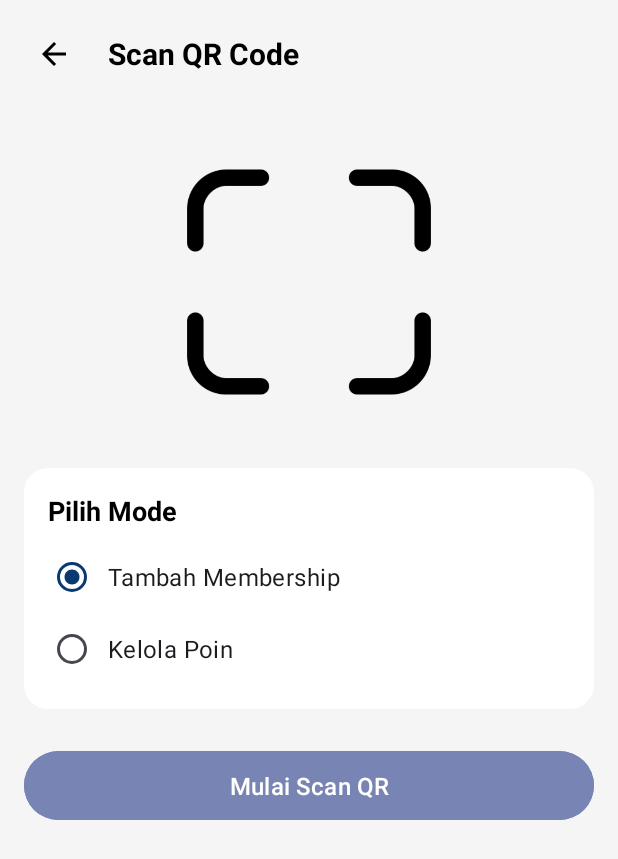
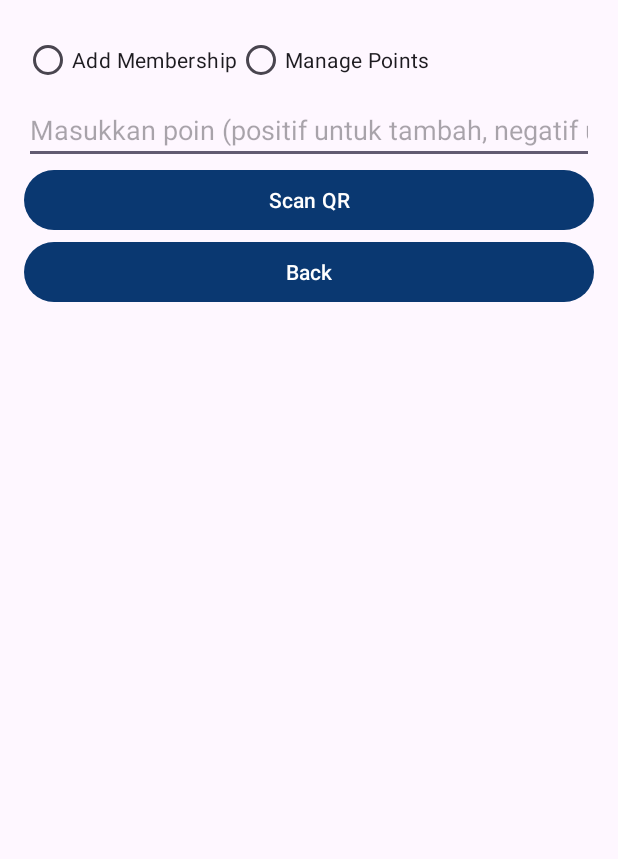
Before and after one commit to reeves63/VirtualMembership_MobileApp, an Android app: the ScanQRActivity screen opened directly, with no data from a screen before it, on a phone screen of 412 x 824 dp. Shown: the top 859 px of the screen. Run offline under Robolectric (Android 15) with nearby library versions, the phone set to English and light mode, and no system bars; our stand-ins replace Firebase (no records; nobody signed in at launch, a user with empty details on screens opened directly); 1 statement that could not run was skipped.

Commit message:
Wira Poin

```diff
--- a/app/build.gradle.kts
+++ b/app/build.gradle.kts
@@ -56,6 +56,7 @@ dependencies {
     kapt(libs.glideCompiler)
     implementation("androidx.navigation:navigation-fragment-ktx:2.3.5")
     implementation("androidx.navigation:navigation-ui-ktx:2.3.5")
+    implementation("com.google.android.material:material:1.3.0")
     implementation(platform("com.google.firebase:firebase-bom:33.5.1"))
     implementation("com.google.firebase:firebase-analytics")
     implementation ("com.google.zxing:core:3.4.1")
--- a/app/src/main/java/com/example/uts_pagisore/ScanQRActivity.kt
+++ b/app/src/main/java/com/example/uts_pagisore/ScanQRActivity.kt
@@ -66,10 +66,22 @@ class ScanQRActivity : AppCompatActivity() {
         if (result != null) {
             if (result.contents != null) {
                 val scannedUserId = result.contents // Data dari QR Code
+                val pointsInput = binding.editTextPoints.text.toString()
 
-                when (scanMode) {
-                    "ADD_MEMBERSHIP" -> addMembership(scannedUserId)
-                    "MANAGE_POINTS" -> managePoints(scannedUserId, 100) // Contoh: Tambah 100 poin
+                // Pastikan input poin valid
+                val pointsDelta = pointsInput.toIntOrNull()
+
+                if (pointsDelta != null) {
+                    // Jika valid, lanjutkan dengan sesuai mode
+                    when (scanMode) {
+                        "ADD_MEMBERSHIP" -> addMembership(scannedUserId)
+                        "MANAGE_POINTS" -> managePoints(scannedUserId, pointsDelta) // Gunakan pointsDelta dari input
+                    }
+                    binding.textError.visibility = android.view.View.GONE // Sembunyikan pesan error jika input valid
+                } else {
+                    // Jika input tidak valid, tampilkan pesan error
+                    binding.textError.text = "Input poin tidak valid"
+                    binding.textError.visibility = android.view.View.VISIBLE
                 }
             } else {
                 Toast.makeText(this, "Scan cancelled.", Toast.LENGTH_SHORT).show()
@@ -105,29 +117,6 @@ class ScanQRActivity : AppCompatActivity() {
         }
     }
 
-    private fun addShopToUserMembership(userId: String) {
-        val userRef = db.collection("users").document(userId)
-
-        userRef.get()
-            .addOnSuccessListener { document ->
-                if (document.exists()) {
-                    val memberships = document.get("membershipShops") as? ArrayList<String> ?: arrayListOf()
-                    if (!memberships.contains(shopId)) {
-                        memberships.add(shopId!!)
-                        userRef.update("membershipShops", memberships)
-                    }
-                } else {
-                    val newUserData = hashMapOf(
-                        "membershipShops" to listOf(shopId)
-                    )
-                    userRef.set(newUserData)
-                }
-            }
-            .addOnFailureListener {
-                Toast.makeText(this, "Gagal menambahkan toko ke user.", Toast.LENGTH_SHORT).show()
-            }
-    }
-
     private fun managePoints(userId: String, pointsDelta: Int) {
         val membershipRef = db.collection("shops").document(shopId!!).collection("memberships").document(userId)
 
--- a/app/src/main/res/layout/activity_scan_qr.xml
+++ b/app/src/main/res/layout/activity_scan_qr.xml
@@ -1,101 +1,56 @@
-<?xml version="1.0" encoding="utf-8"?>
-<LinearLayout
-    xmlns:android="http://schemas.android.com/apk/res/android"
+<LinearLayout xmlns:android="http://schemas.android.com/apk/res/android"
     android:layout_width="match_parent"
     android:layout_height="match_parent"
     android:orientation="vertical"
-    android:padding="16dp"
-    android:background="#F5F5F5">
+    android:padding="16dp">
 
-    <!-- Header dengan Tombol Back -->
-    <LinearLayout
+    <!-- Radio Buttons for Scan Mode -->
+    <RadioGroup
         android:layout_width="match_parent"
         android:layout_height="wrap_content"
-        android:orientation="horizontal"
-        android:gravity="center_vertical">
+        android:orientation="horizontal">
 
-        <ImageButton
-            android:id="@+id/buttonBack"
-            android:layout_width="40dp"
-            android:layout_height="40dp"
-            android:background="?attr/selectableItemBackgroundBorderless"
-            android:src="@drawable/ic_back_arrow"
-            android:contentDescription="Back" />
-
-        <TextView
-            android:id="@+id/scanTitle"
+        <RadioButton
+            android:id="@+id/radioAddMembership"
             android:layout_width="wrap_content"
             android:layout_height="wrap_content"
-            android:layout_marginStart="16dp"
-            android:text="Scan QR Code"
-            android:textSize="20sp"
-            android:textStyle="bold"
-            android:textColor="#000000" />
-    </LinearLayout>
+            android:text="Add Membership" />
 
-    <!-- Gambar Ilustrasi -->
-    <ImageView
-        android:id="@+id/qrScannerIllustration"
-        android:layout_width="200dp"
-        android:layout_height="200dp"
-        android:layout_gravity="center"
-        android:layout_marginTop="32dp"
-        android:src="@drawable/qr_scanner_icon"
-        android:contentDescription="QR Scanner Illustration" />
+        <RadioButton
+            android:id="@+id/radioManagePoints"
+            android:layout_width="wrap_content"
+            android:layout_height="wrap_content"
+            android:text="Manage Points" />
+    </RadioGroup>
 
-
-    <!-- Pilihan Mode -->
-    <LinearLayout
+    <!-- Input for Points -->
+    <EditText
+        android:id="@+id/editTextPoints"
         android:layout_width="match_parent"
         android:layout_height="wrap_content"
-        android:orientation="vertical"
-        android:layout_marginTop="24dp"
-        android:background="@drawable/rounded_background"
-        android:padding="16dp">
+        android:hint="Masukkan poin (positif untuk tambah, negatif untuk kurangi)"
+        android:inputType="numberSigned" /> <!-- Input hanya untuk angka dan tanda negatif -->
 
-        <TextView
-            android:layout_width="match_parent"
-            android:layout_height="wrap_content"
-            android:text="Pilih Mode"
-            android:textSize="18sp"
-            android:textStyle="bold"
-            android:textColor="#000000"
-            android:layout_marginBottom="8dp" />
+    <!-- Message Error Text -->
+    <TextView
+        android:id="@+id/textError"
+        android:layout_width="match_parent"
+        android:layout_height="wrap_content"
+        android:text=""
+        android:textColor="@android:color/holo_red_dark"
+        android:visibility="gone"/>
 
-        <RadioGroup
-            android:layout_width="match_parent"
-            android:layout_height="wrap_content"
-            android:orientation="vertical">
-
-            <RadioButton
-                android:id="@+id/radioAddMembership"
-                android:layout_width="wrap_content"
-                android:layout_height="wrap_content"
-                android:text="Tambah Membership"
-                android:textSize="16sp"
-                android:padding="8dp"
-                android:checked="true" />
-
-            <RadioButton
-                android:id="@+id/radioManagePoints"
-                android:layout_width="wrap_content"
-                android:layout_height="wrap_content"
-                android:text="Kelola Poin"
-                android:textSize="16sp"
-                android:padding="8dp" />
-        </RadioGroup>
-    </LinearLayout>
-
-    <!-- Tombol Scan QR -->
+    <!-- Scan QR Button -->
     <Button
         android:id="@+id/buttonScanQr"
         android:layout_width="match_parent"
         android:layout_height="wrap_content"
-        android:text="Mulai Scan QR"
-        android:layout_marginTop="24dp"
-        android:backgroundTint="#7884B3"
-        android:textColor="@android:color/white"
-        android:textSize="16sp"
-        android:padding="12dp"
-        android:layout_gravity="center" />
+        android:text="Scan QR" />
+
+    <!-- Back Button -->
+    <Button
+        android:id="@+id/buttonBack"
+        android:layout_width="match_parent"
+        android:layout_height="wrap_content"
+        android:text="Back" />
 </LinearLayout>
--- a/app/src/main/res/mipmap-anydpi-v26/ic_launcher.xml
+++ b/app/src/main/res/mipmap-anydpi-v26/ic_launcher.xml
@@ -1,6 +1,6 @@
 <?xml version="1.0" encoding="utf-8"?>
 <adaptive-icon xmlns:android="http://schemas.android.com/apk/res/android">
-    <background android:drawable="@drawable/ic_launcher_background" />
-    <foreground android:drawable="@drawable/ic_launcher_foreground" />
-    <monochrome android:drawable="@drawable/ic_launcher_foreground" />
+    <background android:drawable="@drawable/bird_icon" />
+    <foreground android:drawable="@drawable/bird_icon" />
+    <monochrome android:drawable="@drawable/bird_icon" />
 </adaptive-icon>
--- a/app/src/main/res/mipmap-anydpi-v26/ic_launcher_round.xml
+++ b/app/src/main/res/mipmap-anydpi-v26/ic_launcher_round.xml
@@ -1,6 +1,6 @@
 <?xml version="1.0" encoding="utf-8"?>
 <adaptive-icon xmlns:android="http://schemas.android.com/apk/res/android">
-    <background android:drawable="@drawable/ic_launcher_background" />
-    <foreground android:drawable="@drawable/ic_launcher_foreground" />
-    <monochrome android:drawable="@drawable/ic_launcher_foreground" />
+    <background android:drawable="@drawable/bird_icon" />
+    <foreground android:drawable="@drawable/bird_icon" />
+    <monochrome android:drawable="@drawable/bird_icon" />
 </adaptive-icon>
```
Also changed, not shown: app/src/main/java/com/example/uts_pagisore/ManagePointsFragment.kt (added, +66 -0 lines), app/src/main/res/layout/fragment_manage_points.xml (added, +30 -0 lines), app/src/main/res/navigation/nav_graph.xml (+8 -0 lines), 1 other file.
